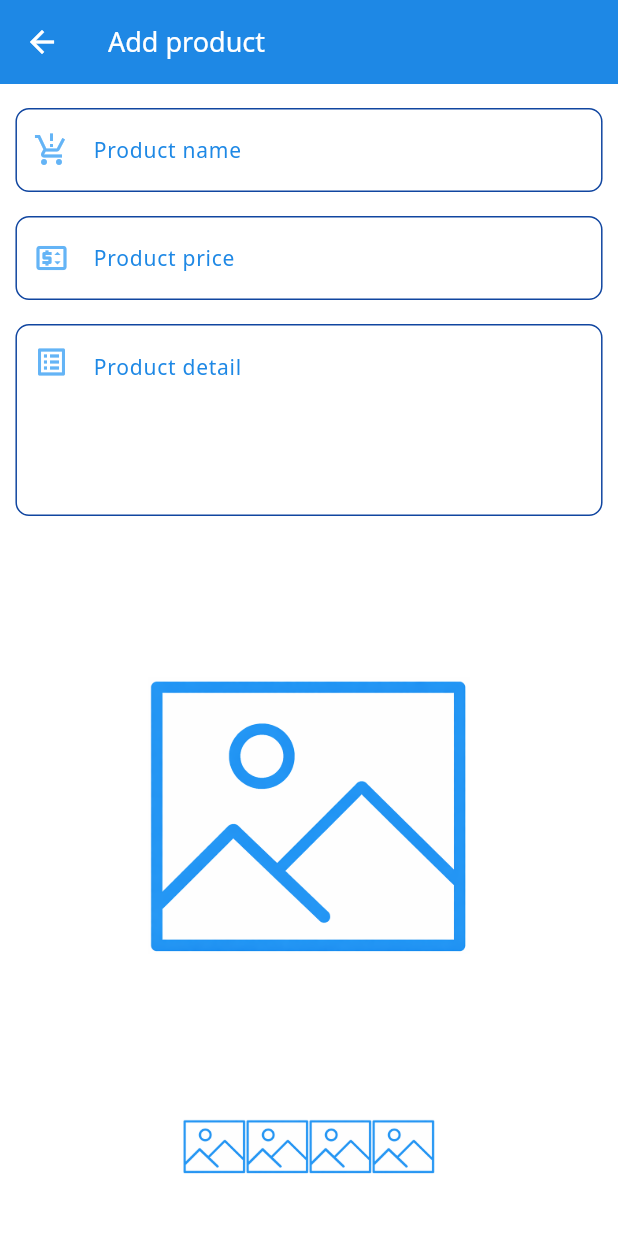
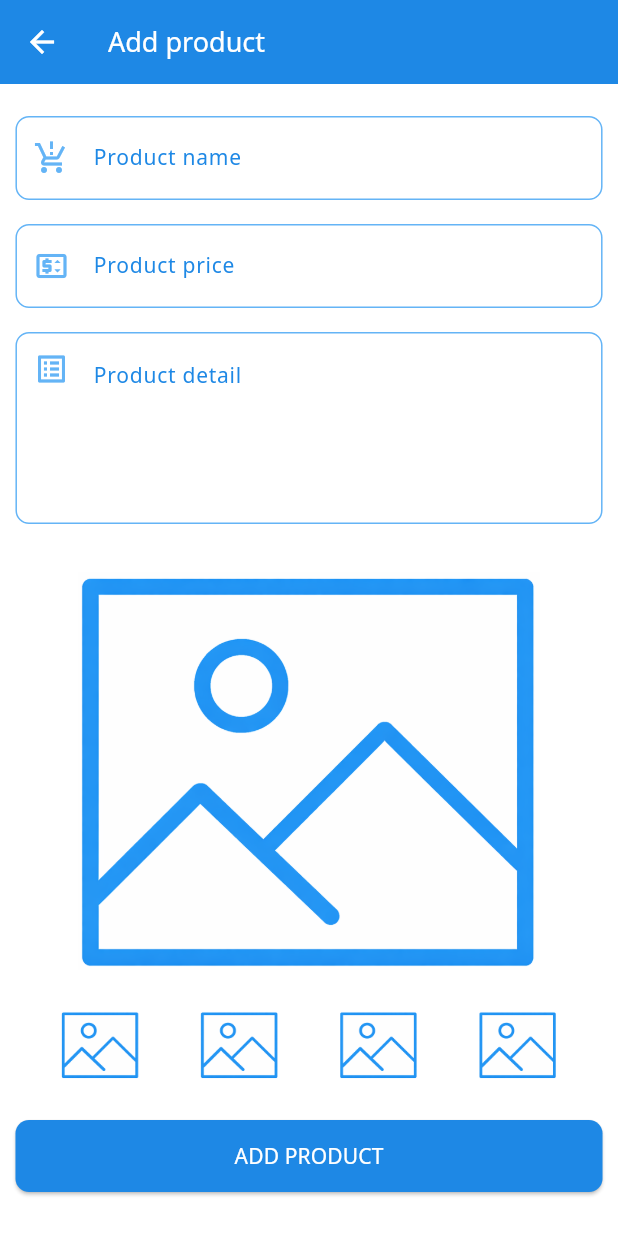
Before and after one commit to TonAndToon/ShoppingMall, a Flutter app: the AddProduct screen opened by its route, on a phone screen of 412 x 824 dp. Run offline on Flutter 3.47's test engine with Material 3 defaults, Android fonts, the phone set to English and light mode, and no system bars; our stand-ins replace dio, geolocator, google_maps_flutter, image_picker, shared_preferences; accounts and stored records are empty.

Commit message:
video 33 - 35 20251218  5:42PM

```diff
--- a/lib/states/add_product.dart
+++ b/lib/states/add_product.dart
@@ -1,5 +1,7 @@
 import 'package:flutter/material.dart';
 import 'package:shoppingmall/utility/my_constant.dart';
+import 'package:shoppingmall/widgets/show_image.dart';
+import 'package:shoppingmall/widgets/show_title.dart';
 
 class AddProduct extends StatefulWidget {
   const AddProduct({super.key});
@@ -10,7 +12,7 @@ class AddProduct extends StatefulWidget {
 
 class _AddProductState extends State<AddProduct> {
   // bool statusRedEye = true;
-  // final formKey = GlobalKey<FormState>();
+  final formKey = GlobalKey<FormState>();
   TextEditingController nameController = TextEditingController();
   TextEditingController priceController = TextEditingController();
   TextEditingController detailController = TextEditingController();
@@ -29,16 +31,79 @@ class _AddProductState extends State<AddProduct> {
           onTap: () => FocusScope.of(context).requestFocus(FocusNode()),
           behavior: HitTestBehavior.opaque,
           child: Center(
+            child: SingleChildScrollView(
+              child: Form(
+                key: formKey,
                 child: Column(
                   children: [
                     buildProductName(constraints),
                     buildProductPrice(constraints),
                     buildProductDetail(constraints),
                     buildImage(constraints),
+                    addProductButton(constraints),
                   ],
                 ),
               ),
             ),
+          ),
+        ),
+      ),
+    );
+  }
+
+  Row addProductButton(BoxConstraints constraints) {
+    return Row(
+      mainAxisAlignment: MainAxisAlignment.center,
+      children: [
+        Container(
+          margin: EdgeInsets.symmetric(vertical: 24),
+          width: constraints.maxWidth * 0.95,
+          child: ElevatedButton(
+            style: MyConstant().myButtonSPmr1(),
+            onPressed: () {
+              if (formKey.currentState!.validate()) {}
+            },
+            child: Padding(
+              padding: const EdgeInsets.all(14.0),
+              child: Text('ADD PRODUCT', style: MyConstant().h4NmWCl()),
+            ),
+          ),
+        ),
+      ],
+    );
+  }
+
+  Future<Null> chooseSourceImageDialog(int index) async {
+    print('Click from index ==>> $index');
+    showDialog(
+      context: context,
+      builder: (context) => AlertDialog(
+        title: ListTile(
+          leading: ShowImage(path: MyConstant.img4),
+          title: ShowTitle(
+            title: 'Source image ${index + 1}',
+            textStyle: MyConstant().h4BPmrCl(),
+          ),
+          subtitle: ShowTitle(
+            title: 'Please tab on camera or gallery 😊👇🏿',
+            textStyle: MyConstant().h3NmPmrCl(),
+          ),
+        ),
+        actions: [
+          Row(
+            mainAxisAlignment: MainAxisAlignment.spaceAround,
+            children: [
+              TextButton(
+                onPressed: () => Navigator.pop(context),
+                child: Text('camera', style: MyConstant().h4BDrkCl()),
+              ),
+              TextButton(
+                onPressed: () => Navigator.pop(context),
+                child: Text('gallery', style: MyConstant().h4BDrkCl()),
+              ),
+            ],
+          ),
+        ],
       ),
     );
   }
@@ -47,34 +112,49 @@ class _AddProductState extends State<AddProduct> {
     return Column(
       children: [
         Container(
-          width: constraints.maxWidth * 0.52,
-          height: constraints.maxHeight * 0.52,
-          child: Image.asset(MyConstant.img5),
-        ),
-        Row(
-          mainAxisAlignment: MainAxisAlignment.center,
-          children: [
-            Container(
-              width: 42,
-              height: 42,
+          padding: EdgeInsets.only(top: 32, bottom: 24),
+          width: constraints.maxWidth * 0.78,
+          height: constraints.maxWidth * 0.78,
           child: Image.asset(MyConstant.img5),
         ),
         Container(
-              width: 42,
-              height: 42,
+          child: Row(
+            mainAxisAlignment: MainAxisAlignment.spaceEvenly,
+            children: [
+              Container(
+                width: 52,
+                height: 52,
+                child: InkWell(
+                  onTap: () => chooseSourceImageDialog(0),
                   child: Image.asset(MyConstant.img5),
                 ),
+              ),
               Container(
-              width: 42,
-              height: 42,
+                width: 52,
+                height: 52,
+                child: InkWell(
+                  onTap: () => chooseSourceImageDialog(1),
                   child: Image.asset(MyConstant.img5),
                 ),
+              ),
               Container(
-              width: 42,
-              height: 42,
+                width: 52,
+                height: 52,
+                child: InkWell(
+                  onTap: () => chooseSourceImageDialog(2),
                   child: Image.asset(MyConstant.img5),
                 ),
+              ),
+              Container(
+                width: 52,
+                height: 52,
+                child: InkWell(
+                  onTap: () => chooseSourceImageDialog(3),
+                  child: Image.asset(MyConstant.img5),
+                ),
+              ),
             ],
+          ),
         ),
       ],
     );
@@ -104,11 +184,15 @@ class _AddProductState extends State<AddProduct> {
                 color: MyConstant.lightColor,
               ),
               enabledBorder: OutlineInputBorder(
-                borderSide: BorderSide(color: MyConstant.darkColor),
+                borderSide: BorderSide(color: MyConstant.lightColor),
                 borderRadius: BorderRadius.circular(9.0),
               ),
               focusedBorder: OutlineInputBorder(
-                borderSide: BorderSide(color: MyConstant.lightColor, width: 1),
+                borderSide: BorderSide(color: MyConstant.darkColor, width: 1),
+                borderRadius: BorderRadius.circular(9.0),
+              ),
+              errorBorder: OutlineInputBorder(
+                borderSide: BorderSide(color: MyConstant.redColor, width: 1),
                 borderRadius: BorderRadius.circular(9.0),
               ),
             ),
@@ -142,11 +226,15 @@ class _AddProductState extends State<AddProduct> {
                 color: MyConstant.lightColor,
               ),
               enabledBorder: OutlineInputBorder(
-                borderSide: BorderSide(color: MyConstant.darkColor),
+                borderSide: BorderSide(color: MyConstant.lightColor),
                 borderRadius: BorderRadius.circular(9.0),
               ),
               focusedBorder: OutlineInputBorder(
-                borderSide: BorderSide(color: MyConstant.lightColor, width: 1),
+                borderSide: BorderSide(color: MyConstant.darkColor, width: 1),
+                borderRadius: BorderRadius.circular(9.0),
+              ),
+              errorBorder: OutlineInputBorder(
+                borderSide: BorderSide(color: MyConstant.redColor, width: 1),
                 borderRadius: BorderRadius.circular(9.0),
               ),
             ),
@@ -182,11 +270,15 @@ class _AddProductState extends State<AddProduct> {
                 child: Icon(Icons.list_alt, color: MyConstant.lightColor),
               ),
               enabledBorder: OutlineInputBorder(
-                borderSide: BorderSide(color: MyConstant.darkColor),
+                borderSide: BorderSide(color: MyConstant.lightColor),
                 borderRadius: BorderRadius.circular(9.0),
               ),
               focusedBorder: OutlineInputBorder(
-                borderSide: BorderSide(color: MyConstant.lightColor, width: 1),
+                borderSide: BorderSide(color: MyConstant.darkColor, width: 1),
+                borderRadius: BorderRadius.circular(9.0),
+              ),
+              errorBorder: OutlineInputBorder(
+                borderSide: BorderSide(color: MyConstant.redColor, width: 1),
                 borderRadius: BorderRadius.circular(9.0),
               ),
             ),
--- a/lib/utility/my_constant.dart
+++ b/lib/utility/my_constant.dart
@@ -3,7 +3,7 @@ import 'package:flutter/material.dart';
 class MyConstant {
   //General
   static String appName = 'Shopping Mall';
-  static String domain = 'https://531c20ea4177.ngrok-free.app';
+  static String domain = 'https://2d9ed9e8b738.ngrok-free.app';
 
   //Route
   static String routeAuthen = '/authen';
```
Also changed, not shown: lib/states/authen.dart (+15 -7 lines), lib/states/create_account.dart (+24 -4 lines). Lines whose indentation alone changed are shown as unchanged.
